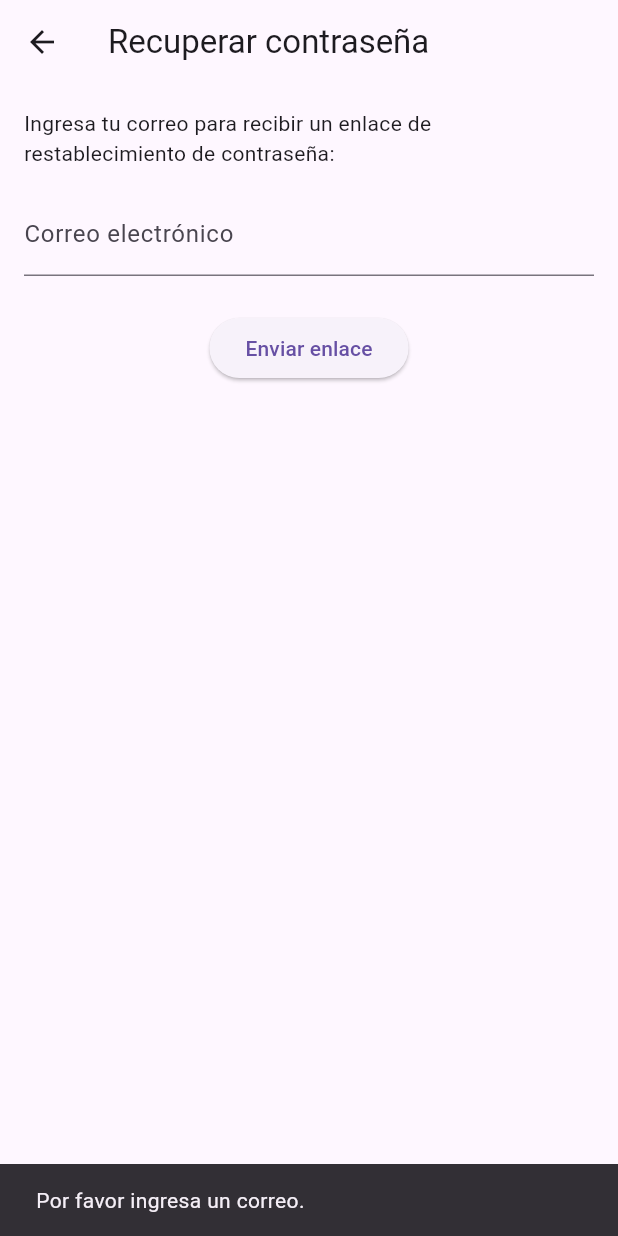
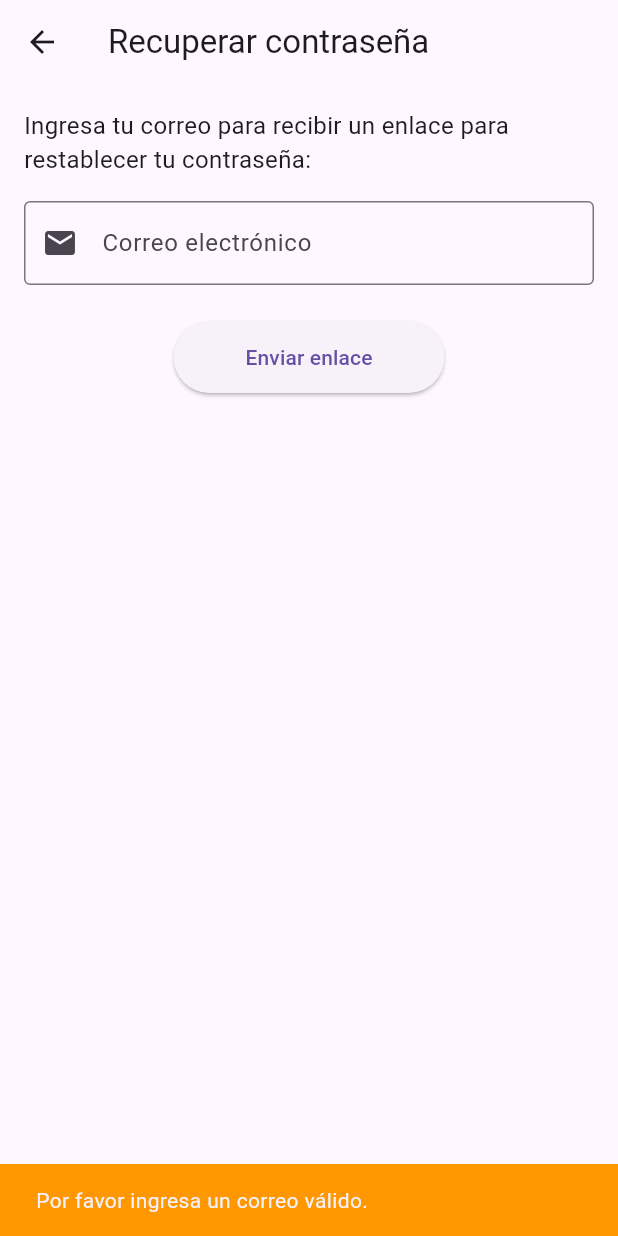
Before and after one commit to Myry05/MyAppMobile, a Flutter app: the ForgotPasswordScreen screen opened directly, after a tap on "Enviar enlace", on a phone screen of 412 x 824 dp. Run offline on Flutter 3.47's test engine with Material 3 defaults, Android fonts, the light colour scheme and no system bars; our stand-ins replace firebase_auth, firebase_core, flutter_svg, google_sign_in; accounts and stored records are empty.

Commit message:
Se agrego la opcion de cambio de contraseña

```diff
--- a/mychatme/lib/screens/forgot_password_screen.dart
+++ b/mychatme/lib/screens/forgot_password_screen.dart
@@ -18,13 +18,17 @@ class ForgotPasswordScreen extends StatelessWidget {
           crossAxisAlignment: CrossAxisAlignment.start,
           children: [
             const Text(
-              "Ingresa tu correo para recibir un enlace de restablecimiento de contraseña:",
+              "Ingresa tu correo para recibir un enlace para restablecer tu contraseña:",
+              style: TextStyle(fontSize: 16),
             ),
             const SizedBox(height: 16),
             TextField(
               controller: emailController,
+              keyboardType: TextInputType.emailAddress,
               decoration: const InputDecoration(
                 labelText: "Correo electrónico",
+                prefixIcon: Icon(Icons.email),
+                border: OutlineInputBorder(),
               ),
             ),
             const SizedBox(height: 24),
@@ -37,23 +41,41 @@ class ForgotPasswordScreen extends StatelessWidget {
                         .sendPasswordResetEmail(email: email)
                         .then((_) {
                       ScaffoldMessenger.of(context).showSnackBar(
-                        const SnackBar(content: Text("Correo enviado.")),
+                        const SnackBar(
+                          content: Text(
+                            "Se ha enviado un enlace a tu correo para restablecer la contraseña.",
+                          ),
+                          backgroundColor: Colors.green,
+                        ),
                       );
-                      Navigator.pop(context);
+                      // Regresa al login después de 2 segundos
+                      Future.delayed(const Duration(seconds: 2), () {
+                        Navigator.pop(context);
+                      });
                     }).catchError((error) {
                       ScaffoldMessenger.of(context).showSnackBar(
-                        SnackBar(content: Text("Error: $error")),
+                        SnackBar(
+                          content: Text("Error: ${error.toString()}"),
+                          backgroundColor: Colors.red,
+                        ),
                       );
                     });
                   } else {
                     ScaffoldMessenger.of(context).showSnackBar(
-                      const SnackBar(content: Text("Por favor ingresa un correo.")),
+                      const SnackBar(
+                        content: Text("Por favor ingresa un correo válido."),
+                        backgroundColor: Colors.orange,
+                      ),
                     );
                   }
                 },
                 child: const Text("Enviar enlace"),
+                style: ElevatedButton.styleFrom(
+                  padding: const EdgeInsets.symmetric(vertical: 14, horizontal: 48),
+                  shape: RoundedRectangleBorder(borderRadius: BorderRadius.circular(30)),
+                ),
               ),
-            )
+            ),
           ],
         ),
       ),
```
Also changed, not shown: mychatme/lib/screens/change_password_screen.dart (added, +113 -0 lines), mychatme/lib/screens/home_screen.dart (+18 -0 lines).
